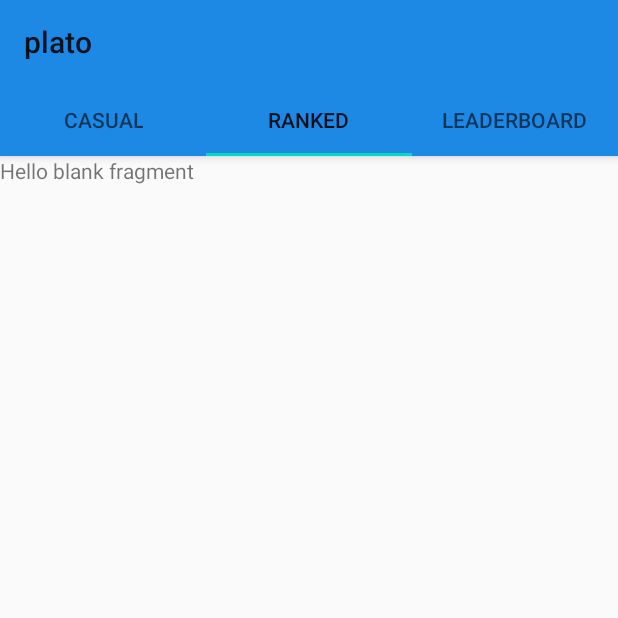
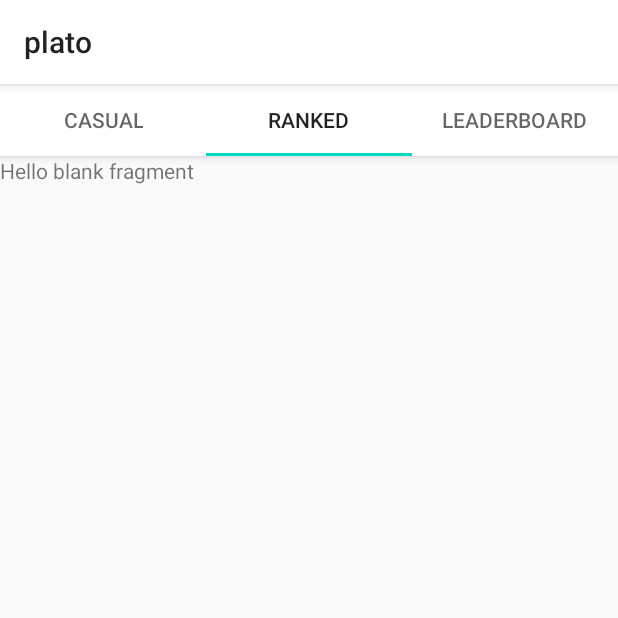
Before and after one commit to AliNoorkazemi/palto, an Android app: the StartGamePageActivity screen opened directly, with no data from a screen before it, tab 2 chosen, on a phone screen of 412 x 824 dp, the top half of it. Run offline under Robolectric (Android 15) with nearby library versions, the phone set to English and light mode, and no system bars; 1 statement that could not run was skipped.

```diff
--- a/app/src/main/res/layout/activity_start_game_page.xml
+++ b/app/src/main/res/layout/activity_start_game_page.xml
@@ -12,13 +12,16 @@
         <androidx.appcompat.widget.Toolbar
             android:layout_width="match_parent"
             android:layout_height="?attr/actionBarSize"
-            android:elevation="3dp"
+            android:elevation="5dp"
+            android:background="@color/white"
             android:id="@+id/toobar_startPageActivity"/>
 
 
         <com.google.android.material.tabs.TabLayout
             android:layout_width="match_parent"
             android:layout_height="wrap_content"
+            android:background="@color/white"
+            android:elevation="3dp"
             android:id="@+id/tablayout_startgamePageActivity"/>
 
     </com.google.android.material.appbar.AppBarLayout>
```
Also changed, not shown: app/src/main/AndroidManifest.xml (+12 -7 lines), app/src/main/java/com/example/plato/game/DotAndBoxPageActivity.java (added, +22 -0 lines), app/src/main/res/layout/activity_dot_and_box_page.xml (added, +24 -0 lines), app/src/main/res/drawable/woodbackground.jpg (added).
